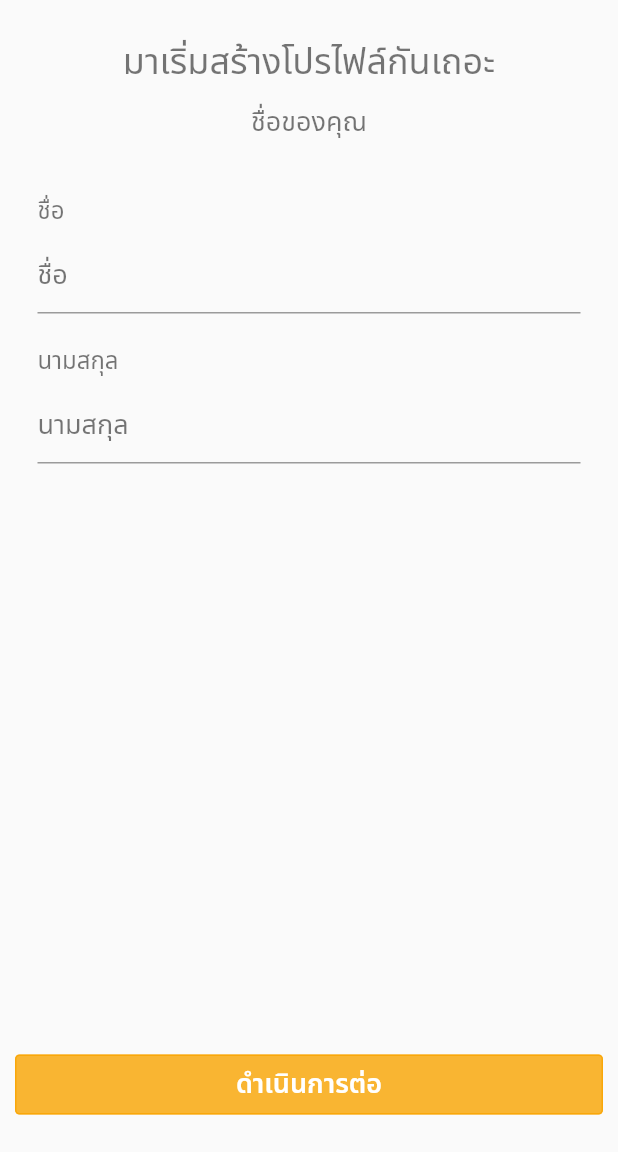
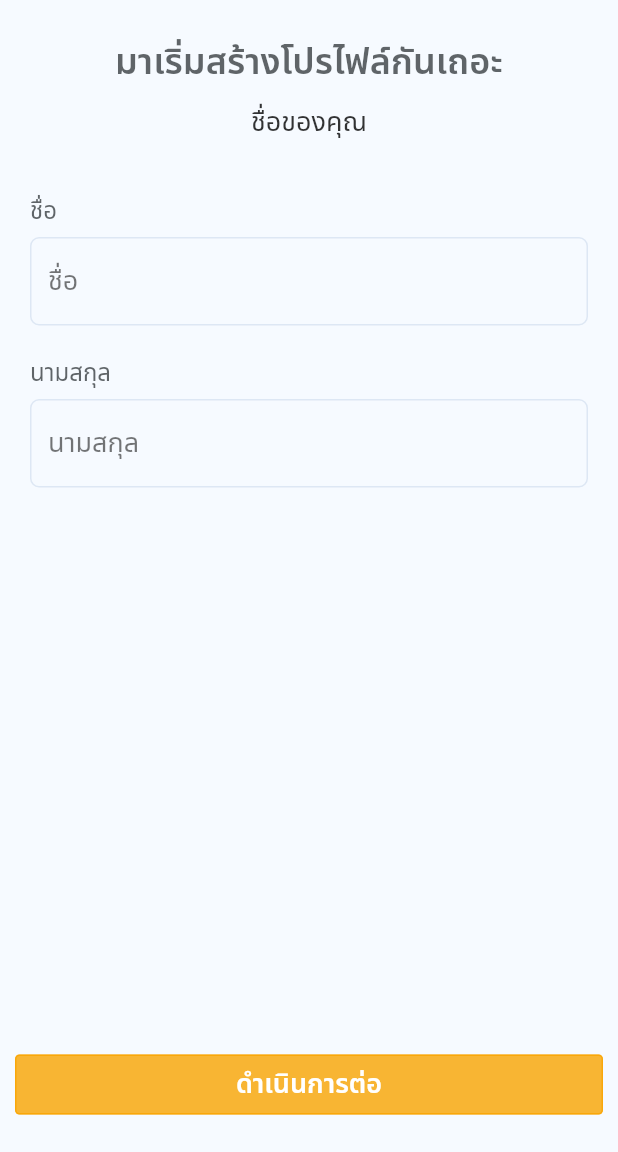
Before and after one commit to LILININL/ParwarnF, a Flutter app: the NameForm screen opened by its route, on a phone screen of 412 x 824 dp, the part 84-1236 px from its top. Run offline on Flutter 3.47's test engine with Material 2 defaults, Android fonts, the phone set to English and light mode, and no system bars; drawn by our look-alikes of getwidget; our stand-ins replace get, intl_phone_field, pin_code_fields, responsive_sizer; missing offline and left inert: dart:ffi.

Commit message:
Win to mac

```diff
--- a/lib/Page/CaeateUser/NamePage/NameForm.dart
+++ b/lib/Page/CaeateUser/NamePage/NameForm.dart
@@ -33,20 +33,21 @@ class _NameFormState extends State<NameForm> {
             child: Column(children: <Widget>[
               const Padding(
                 padding: EdgeInsets.fromLTRB(10, 24, 10, 0),
-                child: Text('มาเริ่มสร้างโปรไฟล์กันเถอะ', style: textStyle24),
+                child: Text('มาเริ่มสร้างโปรไฟล์กันเถอะ', style: titletext24),
               ),
               const Padding(
                 padding: EdgeInsets.fromLTRB(0, 8, 0, 0),
-                child: Text('ชื่อของคุณ', style: textStyle18),
+                child: Text('ชื่อของคุณ', style: subtitletext18),
               ),
               Expanded(
                   child: Padding(
-                padding: const EdgeInsets.fromLTRB(15, 10, 15, 0),
+                padding: const EdgeInsets.fromLTRB(10, 10, 10, 0),
                 child: InputCreateNameFrom(Namekey: Namekey, Name: _Name),
               )),
             ]),
           ),
         ),
+        backgroundColor: Background,
         bottomNavigationBar:
             ButtonSaveCreateName(Namekey: Namekey, Name: _Name));
   }
--- a/lib/Page/HomePage.dart
+++ b/lib/Page/HomePage.dart
@@ -36,6 +36,7 @@ class _HomePageState extends State<HomePage> {
   @override
   Widget build(BuildContext context) {
     return Scaffold(
+        backgroundColor: Background,
         body: SafeArea(
           child: Container(
             constraints: const BoxConstraints(
--- a/lib/Theme/Scemacolor.dart
+++ b/lib/Theme/Scemacolor.dart
@@ -1,20 +1,24 @@
 import 'package:flutter/material.dart';
 
+//Key colors
+const Background = Color(0xFFf6faff);
+
+const inputcolor = Color.fromRGBO(215, 226, 241, 0.8);
 const blurpimary = Color.fromRGBO(4, 94, 228, 0.8);
 const graycolor = Color.fromRGBO(153, 165, 183, 0.8);
 const yell = Color.fromRGBO(249, 164, 0, 0.8);
 const textblack = Color.fromRGBO(57, 63, 66, 0.8);
 const textblack54 = Colors.black54;
 const graypimary = Color.fromRGBO(215, 226, 241, 0.8);
-const Background = Color.fromRGBO(153, 165, 183, 0.8);
 const body = Color.fromRGBO(57, 63, 66, 0.8);
 const textwhite = Colors.white;
+const colorsuptitle = Color.fromRGBO(0, 0, 0, 0.8);
 
 //Text Style
 const textStyle16 = TextStyle(
   fontFamily: 'Noto',
   fontSize: 16,
-  color: textblack54,
+  color: textblack,
 );
 const textStyle18 = TextStyle(
   fontFamily: 'Noto',
@@ -31,3 +35,54 @@ const textStyle24 = TextStyle(
   fontSize: 24,
   color: textblack54,
 );
+
+//bold style
+const textStyle16bold = TextStyle(
+    fontFamily: 'Noto',
+    fontSize: 16,
+    color: textblack54,
+    fontWeight: FontWeight.bold);
+const textStyle18bold = TextStyle(
+    fontFamily: 'Noto',
+    fontSize: 18,
+    color: textblack54,
+    fontWeight: FontWeight.bold);
+const textStyle20bold = TextStyle(
+    fontFamily: 'Noto',
+    fontSize: 20,
+    color: textblack54,
+    fontWeight: FontWeight.bold);
+const textStyle24bold = TextStyle(
+    fontFamily: 'Noto',
+    fontSize: 24,
+    color: textblack54,
+    fontWeight: FontWeight.bold);
+
+//titile and subtitle Text
+const titletext24 = TextStyle(
+    fontFamily: 'Noto',
+    fontSize: 24,
+    color: textblack,
+    fontWeight: FontWeight.bold);
+
+const subtitletext18 = TextStyle(
+    fontFamily: 'Noto',
+    fontSize: 18,
+    color: colorsuptitle,
+    fontWeight: FontWeight.w400);
+
+//TextButton Continua
+const buttonContinua = TextStyle(
+    fontFamily: 'Noto',
+    fontSize: 18,
+    color: Colors.white,
+    fontWeight: FontWeight.bold);
+
+//Appbar Title Style
+const appbartitle = TextStyle(
+    fontFamily: 'Noto',
+    fontSize: 18,
+    color: blurpimary,
+    fontWeight: FontWeight.bold);
+
+//Input Colors
--- a/lib/Widget/AppBar/CreateProfile.dart
+++ b/lib/Widget/AppBar/CreateProfile.dart
@@ -1,5 +1,5 @@
 import 'package:flutter/material.dart';
-import '../../Theme/ScemaColor.dart';
+import 'package:plawarn/Theme/Scemacolor.dart';
 
 class Profilebar extends StatelessWidget implements PreferredSizeWidget {
   const Profilebar({
@@ -20,14 +20,7 @@ class Profilebar extends StatelessWidget implements PreferredSizeWidget {
           Navigator.pop(context);
         },
       ),
-      title: const Text(
-        'สร้างโปรไฟล์',
-        style: TextStyle(
-            fontFamily: 'Noto',
-            fontSize: 18,
-            color: blurpimary,
-            fontWeight: FontWeight.bold),
-      ),
+      title: const Text('สร้างโปรไฟล์', style: appbartitle),
     );
   }
 
--- a/lib/Widget/InputFrom/InputCreateNameForm.dart
+++ b/lib/Widget/InputFrom/InputCreateNameForm.dart
@@ -1,6 +1,7 @@
 import 'package:flutter/material.dart';
 import 'package:plawarn/Model/Json/CreateProfile/CreateProfile.dart';
-import 'package:plawarn/Theme/ScemaColor.dart';
+
+import 'package:plawarn/Theme/Scemacolor.dart';
 
 class InputCreateNameFrom extends StatelessWidget {
   const InputCreateNameFrom({
@@ -22,9 +23,15 @@ class InputCreateNameFrom extends StatelessWidget {
           children: <Widget>[
             const Padding(
               padding: EdgeInsets.fromLTRB(0, 24, 0, 5),
-              child: Text('ชื่อ', style: textStyle16),
+              child: Text(
+                'ชื่อ',
+                style: textStyle16,
+              ),
             ),
             TextFormField(
+              keyboardType: TextInputType.name,
+              maxLines: 1,
+              autofocus: false,
               onSaved: (String? fristname) {
                 _Name.fristname = fristname;
               },
@@ -34,14 +41,27 @@ class InputCreateNameFrom extends StatelessWidget {
                 }
                 return null;
               },
-              decoration: const InputDecoration(
-                  hintText: 'ชื่อ', hintStyle: textStyle18),
+              decoration: InputDecoration(
+                isDense: true,
+                enabledBorder: OutlineInputBorder(
+                  borderRadius: BorderRadius.circular(6),
+                  borderSide: const BorderSide(
+                    color: inputcolor,
+                    width: 1.0,
+                    style: BorderStyle.solid,
+                  ),
+                ),
+                border: const OutlineInputBorder(),
+                hintText: 'ชื่อ',
+                hintStyle: textStyle18,
+              ),
             ),
             const Padding(
               padding: EdgeInsets.fromLTRB(0, 20, 0, 5),
               child: Text('นามสกุล', style: textStyle16),
             ),
             TextFormField(
+              keyboardType: TextInputType.name,
               onSaved: (String? lastname) {
                 _Name.lastname = lastname;
               },
@@ -51,8 +71,19 @@ class InputCreateNameFrom extends StatelessWidget {
                 }
                 return null;
               },
-              decoration: const InputDecoration(
-                  hintText: 'นามสกุล', hintStyle: textStyle18),
+              decoration: InputDecoration(
+                  isDense: true,
+                  enabledBorder: OutlineInputBorder(
+                    borderRadius: BorderRadius.circular(6),
+                    borderSide: const BorderSide(
+                      color: inputcolor,
+                      width: 1.0,
+                      style: BorderStyle.solid,
+                    ),
+                  ),
+                  border: const OutlineInputBorder(),
+                  hintText: 'นามสกุล',
+                  hintStyle: textStyle18),
             ),
           ],
         ));
```
Also changed, not shown: lib/Model/Json/CreateProfile/CreateProfile.dart (+5 -3 lines), lib/Page/CaeateUser/AvatarPage/AvatarForm.dart (+4 -22 lines), lib/Page/CaeateUser/DateofbridPage/Daet_Month_Year_json.dart (added, +178 -0 lines), lib/Page/CaeateUser/DateofbridPage/DateofbirthForm.dart (+162 -120 lines).
